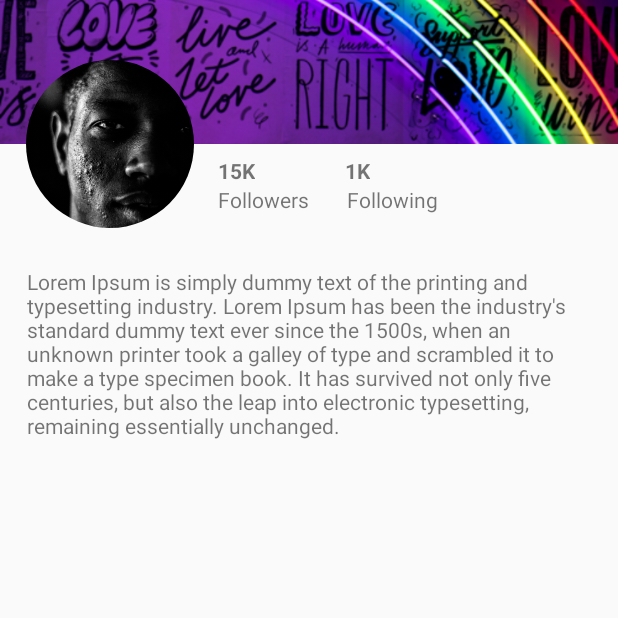
After one commit to echitey/AndroidDesignPlayground, an Android app: the ProfileActivity screen opened directly, with no data from a screen before it, on a phone screen of 412 x 824 dp, the top half of it. The commit adds this screen. Run offline under Robolectric (Android 15) with nearby library versions, the phone set to English and light mode, and no system bars; our stand-ins replace CircleImageView.

Commit message:
Expand Profile with ContraintSet

```diff
--- a/app/build.gradle
+++ b/app/build.gradle
@@ -29,4 +29,5 @@ dependencies {
     androidTestImplementation 'com.android.support.test.espresso:espresso-core:3.0.2'
     implementation 'com.android.support:cardview-v7:27.1.1'
     implementation 'com.android.support:recyclerview-v7:27.1.1'
+    implementation 'de.hdodenhof:circleimageview:2.2.0'
 }
--- a/app/src/main/AndroidManifest.xml
+++ b/app/src/main/AndroidManifest.xml
@@ -17,7 +17,8 @@
             </intent-filter>
         </activity>
         <activity android:name=".XmlParsing" />
-        <activity android:name=".DashboardActivity"></activity>
+        <activity android:name=".DashboardActivity" />
+        <activity android:name=".ProfileActivity"></activity>
     </application>
 
 </manifest>
--- /dev/null
+++ b/app/src/main/java/com/echitey/designcheatsheet/ProfileActivity.java
@@ -0,0 +1,50 @@
+package com.echitey.designcheatsheet;
+
+import android.support.constraint.ConstraintLayout;
+import android.support.constraint.ConstraintSet;
+import android.support.v7.app.AppCompatActivity;
+import android.os.Bundle;
+import android.transition.TransitionManager;
+import android.view.View;
+
+import de.hdodenhof.circleimageview.CircleImageView;
+
+public class ProfileActivity extends AppCompatActivity {
+
+    private boolean isOpen = false;
+    private ConstraintSet layout1, layout2;
+    private ConstraintLayout constraintLayout;
+    private CircleImageView imageView;
+
+    @Override
+    protected void onCreate(Bundle savedInstanceState) {
+        super.onCreate(savedInstanceState);
+        setContentView(R.layout.activity_profile);
+
+        layout1 = new ConstraintSet();
+        layout2 = new ConstraintSet();
+        imageView = findViewById(R.id.profile);
+        constraintLayout = findViewById(R.id.constraintLayout);
+        layout2.clone(this, R.layout.activity_profile_expanded);
+        layout1.clone(constraintLayout);
+
+        imageView.setOnClickListener(new View.OnClickListener() {
+            @Override
+            public void onClick(View v) {
+
+                if(!isOpen){
+
+                    TransitionManager.beginDelayedTransition(constraintLayout);
+                    layout2.applyTo(constraintLayout);
+
+                } else {
+
+                    TransitionManager.beginDelayedTransition(constraintLayout);
+                    layout1.applyTo(constraintLayout);
+
+                }
+                isOpen = !isOpen;
+            }
+        });
+    }
+}
--- /dev/null
+++ b/app/src/main/res/layout/activity_profile.xml
@@ -0,0 +1,90 @@
+<?xml version="1.0" encoding="utf-8"?>
+<android.support.constraint.ConstraintLayout xmlns:android="http://schemas.android.com/apk/res/android"
+    xmlns:app="http://schemas.android.com/apk/res-auto"
+    xmlns:tools="http://schemas.android.com/tools"
+    android:layout_width="match_parent"
+    android:layout_height="match_parent"
+    tools:context=".ProfileActivity"
+    android:id="@+id/constraintLayout">
+
+    <ImageView
+        android:id="@+id/cover"
+        android:layout_width="wrap_content"
+        android:layout_height="96dp"
+        android:scaleType="centerCrop"
+        app:layout_constraintEnd_toEndOf="parent"
+        app:layout_constraintStart_toStartOf="parent"
+        app:layout_constraintTop_toTopOf="parent"
+        app:srcCompat="@drawable/cover" />
+
+    <de.hdodenhof.circleimageview.CircleImageView
+        android:id="@+id/profile"
+        android:layout_width="112dp"
+        android:layout_height="112dp"
+        android:layout_marginStart="8dp"
+        android:layout_marginTop="8dp"
+        android:layout_marginEnd="8dp"
+        android:src="@drawable/profile"
+        app:layout_constraintBottom_toBottomOf="@+id/cover"
+        app:layout_constraintEnd_toEndOf="parent"
+        app:layout_constraintHorizontal_bias="0.034"
+        app:layout_constraintStart_toStartOf="parent"
+        app:layout_constraintTop_toBottomOf="@+id/cover" />
+
+    <TextView
+        android:id="@+id/textView3"
+        android:layout_width="wrap_content"
+        android:layout_height="wrap_content"
+        android:layout_marginStart="16dp"
+        android:layout_marginTop="8dp"
+        android:text="15K"
+        android:textStyle="bold"
+        app:layout_constraintStart_toEndOf="@+id/profile"
+        app:layout_constraintTop_toBottomOf="@+id/cover" />
+
+    <TextView
+        android:id="@+id/textView4"
+        android:layout_width="wrap_content"
+        android:layout_height="wrap_content"
+        android:layout_marginStart="16dp"
+        android:text="Followers"
+        app:layout_constraintStart_toEndOf="@+id/profile"
+        app:layout_constraintTop_toBottomOf="@+id/textView3" />
+
+    <TextView
+        android:id="@+id/textView5"
+        android:layout_width="wrap_content"
+        android:layout_height="wrap_content"
+        android:layout_marginStart="60dp"
+        android:layout_marginTop="8dp"
+        android:text="1K"
+        android:textStyle="bold"
+        app:layout_constraintStart_toEndOf="@+id/textView3"
+        app:layout_constraintTop_toBottomOf="@+id/cover" />
+
+    <TextView
+        android:id="@+id/textView6"
+        android:layout_width="wrap_content"
+        android:layout_height="wrap_content"
+        android:layout_marginStart="25dp"
+        android:text="Following"
+        app:layout_constraintStart_toEndOf="@+id/textView4"
+        app:layout_constraintTop_toBottomOf="@+id/textView5" />
+
+    <TextView
+        android:id="@+id/txt_bio"
+        android:layout_width="0dp"
+        android:layout_height="wrap_content"
+        android:layout_marginStart="8dp"
+        android:layout_marginTop="16dp"
+        android:layout_marginEnd="8dp"
+        android:layout_marginBottom="8dp"
+        android:padding="10dp"
+        android:text="Lorem Ipsum is simply dummy text of the printing and typesetting industry. Lorem Ipsum has been the industry's standard dummy text ever since the 1500s, when an unknown printer took a galley of type and scrambled it to make a type specimen book. It has survived not only five centuries, but also the leap into electronic typesetting, remaining essentially unchanged."
+        app:layout_constraintBottom_toBottomOf="parent"
+        app:layout_constraintEnd_toEndOf="parent"
+        app:layout_constraintHorizontal_bias="0.0"
+        app:layout_constraintStart_toStartOf="parent"
+        app:layout_constraintTop_toBottomOf="@+id/profile"
+        app:layout_constraintVertical_bias="0.0" />
+</android.support.constraint.ConstraintLayout>
```
Also changed, not shown: app/src/main/java/com/echitey/designcheatsheet/MainActivity.java (+8 -2 lines), app/src/main/res/layout/activity_main.xml (+12 -0 lines), app/src/main/res/layout/activity_profile_expanded.xml (added, +90 -0 lines), app/src/main/res/drawable/cover.png (added), app/src/main/res/drawable/profile.png (added).
